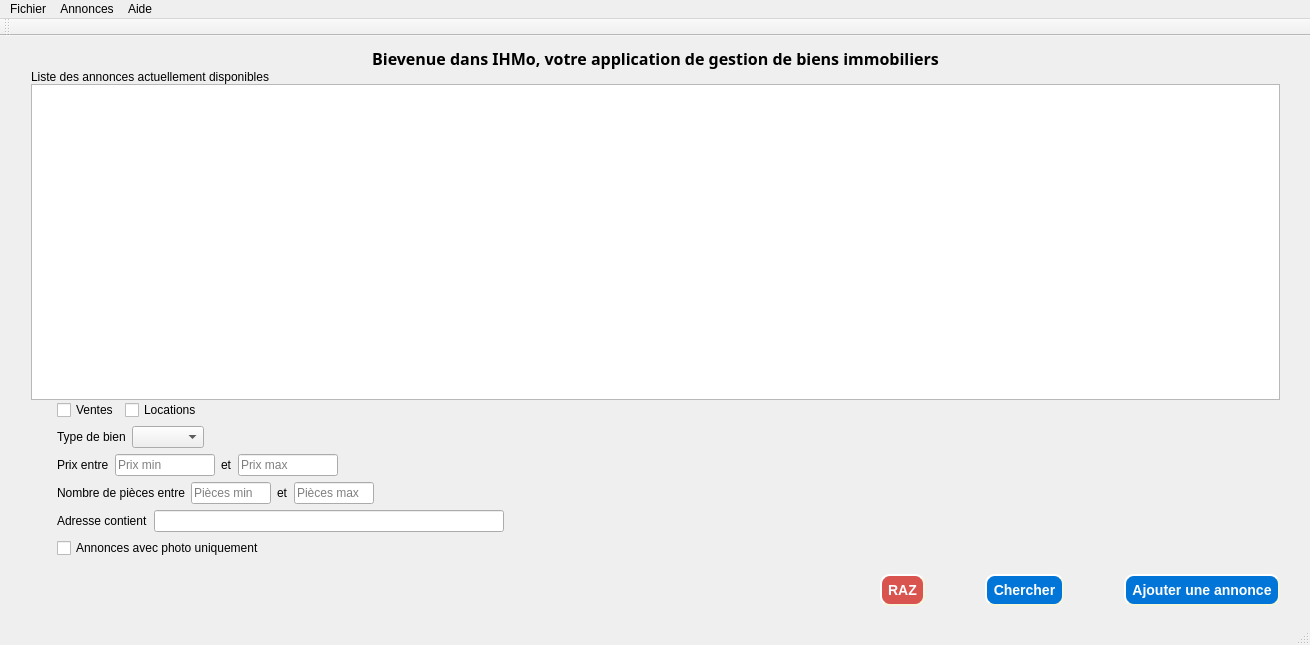
tonydd/IHMo, file ihmo.ui: the form before one commit.
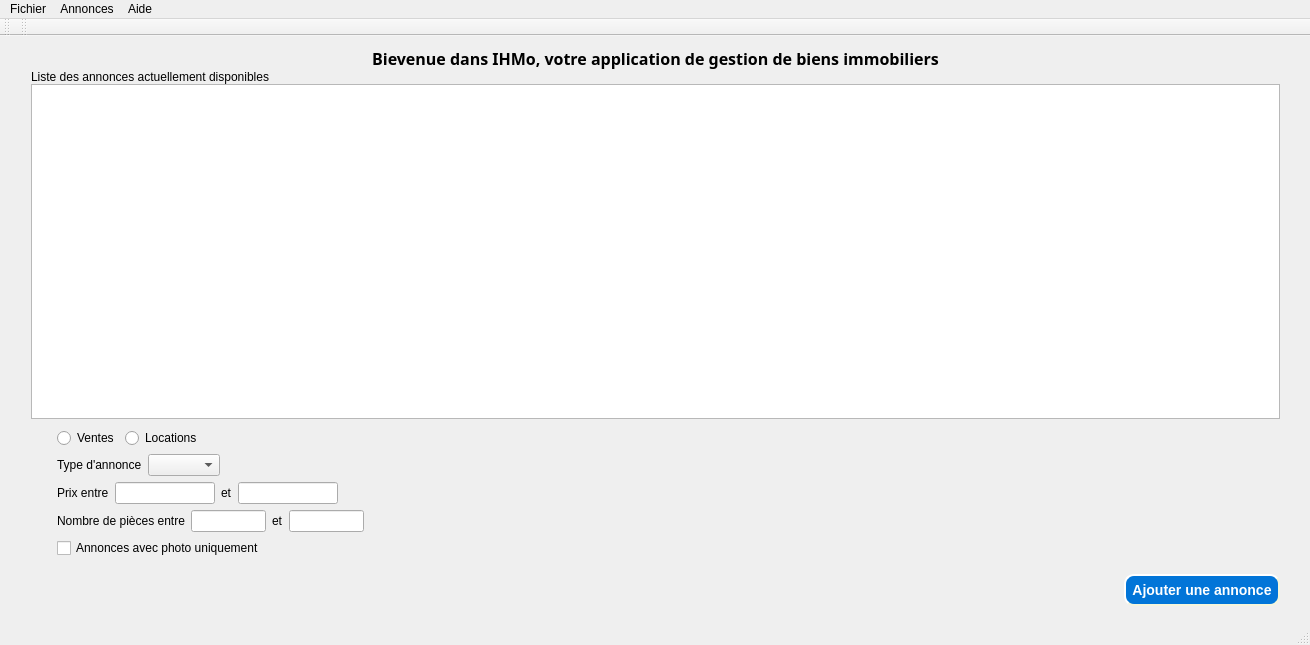
The form after the commit. Icons and pictures are not drawn.

Commit message: Serialization - Ajout des fonctions de Save et Load des annonces au format XML

What changed in the file:
```diff
--- a/ihmo.ui
+++ b/ihmo.ui
@@ -101,7 +101,7 @@
        </property>
        <layout class="QVBoxLayout" name="verticalLayout_2">
         <property name="topMargin">
-         <number>0</number>
+         <number>9</number>
         </property>
         <property name="bottomMargin">
          <number>10</number>
@@ -118,14 +118,20 @@
            <number>0</number>
           </property>
           <item>
-           <widget class="QCheckBox" name="ckb_search_ventes">
+           <widget class="QRadioButton" name="radioButton_2">
+            <property name="focusPolicy">
+             <enum>Qt::StrongFocus</enum>
+            </property>
             <property name="text">
              <string>Ventes</string>
             </property>
            </widget>
           </item>
           <item>
-           <widget class="QCheckBox" name="ckb_search_locations">
+           <widget class="QRadioButton" name="radioButton">
+            <property name="focusPolicy">
+             <enum>Qt::StrongFocus</enum>
+            </property>
             <property name="text">
              <string>Locations</string>
             </property>
@@ -157,7 +163,7 @@
           <item>
            <widget class="QLabel" name="label_3">
             <property name="text">
-             <string>Type de bien</string>
+             <string>Type d'annonce</string>
             </property>
            </widget>
           </item>
@@ -202,9 +208,6 @@
               <height>100</height>
              </size>
             </property>
-            <property name="placeholderText">
-             <string>Prix min</string>
-            </property>
            </widget>
           </item>
           <item>
@@ -222,9 +225,6 @@
               <height>16777215</height>
              </size>
             </property>
-            <property name="placeholderText">
-             <string>Prix max</string>
-            </property>
            </widget>
           </item>
           <item>
@@ -261,13 +261,10 @@
            <widget class="QLineEdit" name="txt_search_pieceMin">
             <property name="maximumSize">
              <size>
-              <width>80</width>
+              <width>75</width>
               <height>16777215</height>
              </size>
             </property>
-            <property name="placeholderText">
-             <string>Pièces min</string>
-            </property>
            </widget>
           </item>
           <item>
@@ -281,13 +278,10 @@
            <widget class="QLineEdit" name="txt_search_piecesMax">
             <property name="maximumSize">
              <size>
-              <width>80</width>
+              <width>75</width>
               <height>16777215</height>
              </size>
             </property>
-            <property name="placeholderText">
-             <string>Pièces max</string>
-            </property>
            </widget>
           </item>
           <item>
@@ -305,46 +299,6 @@
           </item>
          </layout>
         </item>
-        <item>
-         <layout class="QHBoxLayout" name="horizontalLayout_4">
-          <property name="leftMargin">
-           <number>15</number>
-          </property>
-          <property name="topMargin">
-           <number>0</number>
-          </property>
-          <item>
-           <widget class="QLabel" name="label_8">
-            <property name="text">
-             <string>Adresse contient</string>
-            </property>
-           </widget>
-          </item>
-          <item>
-           <widget class="QLineEdit" name="txt_search_adresse">
-            <property name="maximumSize">
-             <size>
-              <width>350</width>
-              <height>16777215</height>
-             </size>
-            </property>
-           </widget>
-          </item>
-          <item>
-           <spacer name="horizontalSpacer_6">
-            <property name="orientation">
-             <enum>Qt::Horizontal</enum>
-            </property>
-            <property name="sizeHint" stdset="0">
-             <size>
-              <width>40</width>
-              <height>20</height>
-             </size>
-            </property>
-           </spacer>
-          </item>
-         </layout>
-        </item>
         <item>
          <layout class="QHBoxLayout" name="horizontalLayout_8">
           <property name="leftMargin">
@@ -389,29 +343,6 @@
          </property>
         </spacer>
        </item>
-       <item>
-        <widget class="QPushButton" name="pushButton_3">
-         <property name="cursor">
-          <cursorShape>PointingHandCursor</cursorShape>
-         </property>
-         <property name="styleSheet">
-          <string notr="true">background-color: #d9534f;</string>
-         </property>
-         <property name="text">
-          <string>RAZ</string>
-         </property>
-        </widget>
-       </item>
-       <item>
-        <widget class="QPushButton" name="pushButton">
-         <property name="cursor">
-          <cursorShape>PointingHandCursor</cursorShape>
-         </property>
-         <property name="text">
-          <string>Chercher</string>
-         </property>
-        </widget>
-       </item>
        <item>
         <widget class="QPushButton" name="pushButton_2">
          <property name="cursor">
@@ -473,6 +404,17 @@
    </attribute>
   </widget>
   <widget class="QStatusBar" name="statusBar"/>
+  <widget class="QToolBar" name="toolBar">
+   <property name="windowTitle">
+    <string>toolBar</string>
+   </property>
+   <attribute name="toolBarArea">
+    <enum>TopToolBarArea</enum>
+   </attribute>
+   <attribute name="toolBarBreak">
+    <bool>false</bool>
+   </attribute>
+  </widget>
   <action name="actionQuitter">
    <property name="text">
     <string>Quitter</string>
```
Left out of the diff: 56 changed lines with no effect on the pictures. The commit also changes 8 other files.
